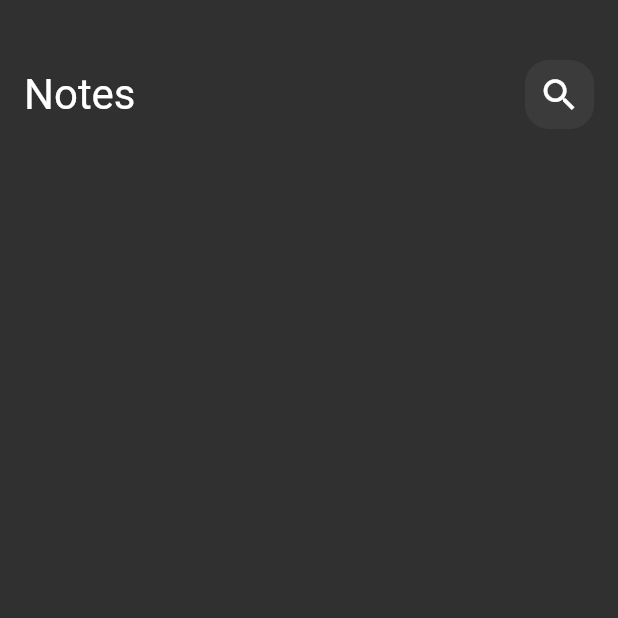
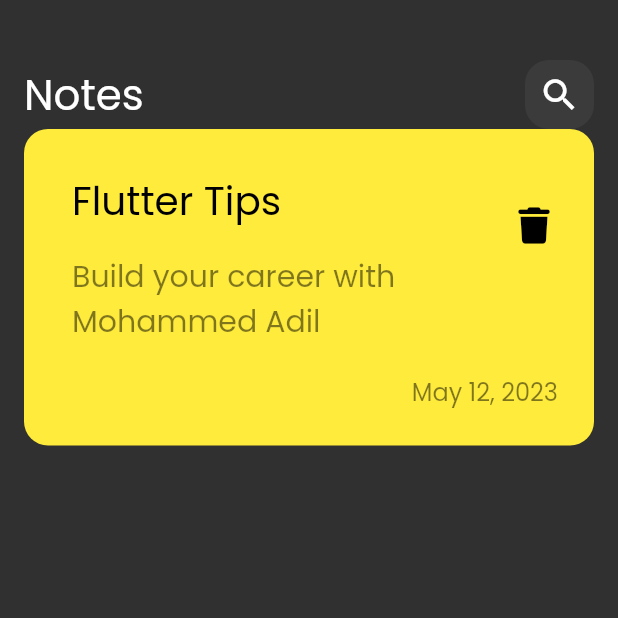
Before and after one commit to mohammed-xp/notes_app, a Flutter app: the screen it shows after launch, on a phone screen of 412 x 824 dp, the top half of it. Run offline on Flutter 3.47's test engine with Material 2 defaults, Android fonts, the phone set to English and light mode, and no system bars; our stand-ins replace font_awesome_flutter.

Commit message:
build custom_note_item.dart

```diff
--- a/lib/main.dart
+++ b/lib/main.dart
@@ -11,7 +11,10 @@ class NotesApp extends StatelessWidget {
   @override
   Widget build(BuildContext context) {
     return MaterialApp(
-      theme: ThemeData.dark(),
+      theme: ThemeData(
+        brightness: Brightness.dark,
+        fontFamily: 'Poppins',
+      ),
       home: const NotesView(),
     );
   }
--- /dev/null
+++ b/lib/widgets/custom_note_item.dart
@@ -0,0 +1,58 @@
+
+import 'package:flutter/material.dart';
+import 'package:font_awesome_flutter/font_awesome_flutter.dart';
+
+class CustomNoteItem extends StatelessWidget {
+  const CustomNoteItem({super.key});
+
+  @override
+  Widget build(BuildContext context) {
+    return Container(
+      padding: const EdgeInsets.only(top: 24, bottom: 24, left: 16),
+      decoration: BoxDecoration(
+          color: Colors.yellow, borderRadius: BorderRadius.circular(16)),
+      child: Column(
+        crossAxisAlignment: CrossAxisAlignment.end,
+        children: [
+          ListTile(
+            title: const Text(
+              'Flutter Tips',
+              style: TextStyle(
+                  color: Colors.black,
+                  fontSize: 26
+              ),
+            ),
+            subtitle: Padding(
+              padding: const EdgeInsets.only(top: 16.0, bottom: 16),
+              child: Text(
+                'Build your career with Mohammed Adil',
+                style: TextStyle(
+                    color: Colors.black.withOpacity(0.5),
+                    fontSize: 20
+                ),
+              ),
+            ),
+            trailing: IconButton(
+              onPressed: () {},
+              icon: const Icon(
+                FontAwesomeIcons.trash,
+                color: Colors.black,
+                size: 24,
+              ),
+            ),
+          ),
+          Padding(
+            padding: const EdgeInsets.only(right: 24),
+            child: Text(
+              'May 12, 2023',
+              style: TextStyle(
+                  color: Colors.black.withOpacity(0.5),
+                  fontSize: 16
+              ),
+            ),
+          )
+        ],
+      ),
+    );
+  }
+}
--- a/lib/widgets/notes_view_body.dart
+++ b/lib/widgets/notes_view_body.dart
@@ -1,5 +1,7 @@
 import 'package:flutter/material.dart';
 import 'package:note_app/widgets/custom_app_bar.dart';
+
+import 'custom_note_item.dart';
 
 class NotesViewBody extends StatelessWidget {
   const NotesViewBody({super.key});
@@ -14,6 +16,7 @@ class NotesViewBody extends StatelessWidget {
             height: 40,
           ),
           CustomAppBar(),
+          CustomNoteItem(),
         ],
       ),
     );
```
Also changed, not shown: pubspec.yaml (+6 -4 lines), assets/fonts/Poppins-Regular.ttf (added), pubspec.lock.
